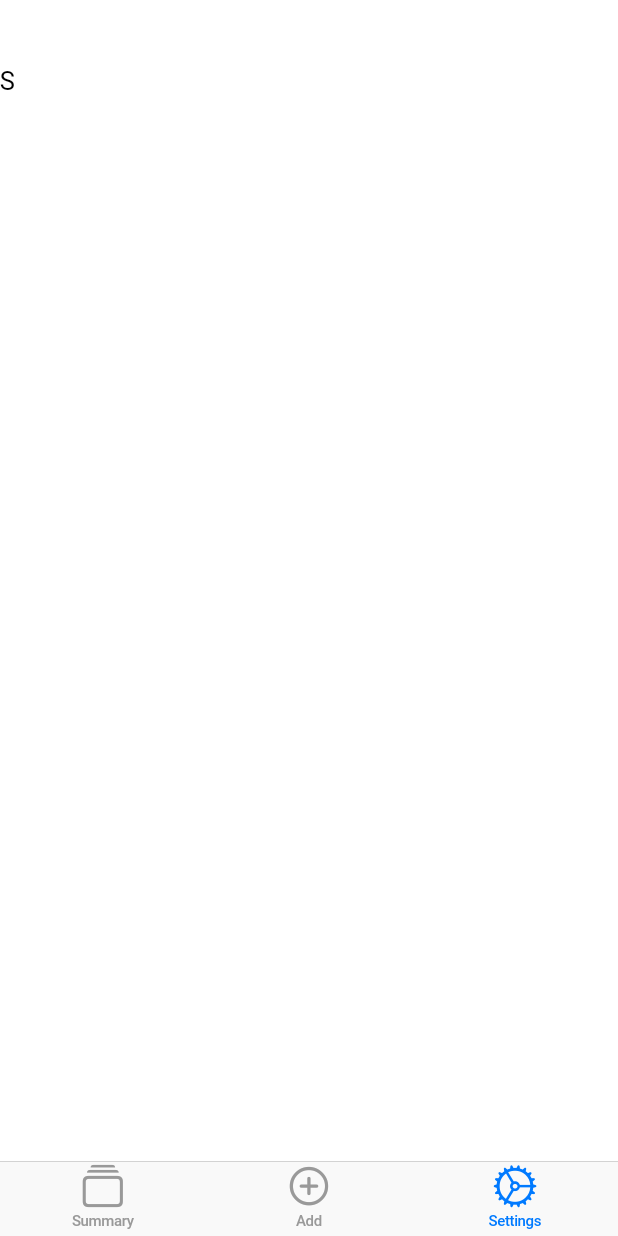
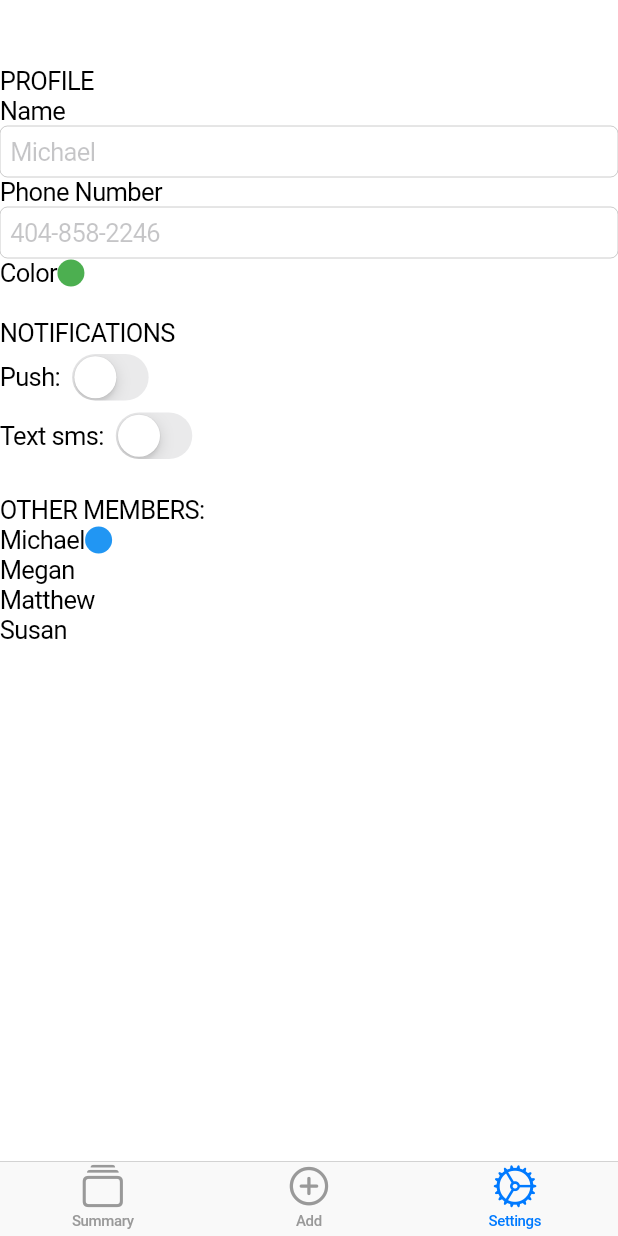
Before and after one commit to michaelpropp18/DaisyApp, a Flutter app: the screen it shows after launch, item 3 of the bottom bar chosen, on a phone screen of 412 x 824 dp. Run offline on Flutter 3.47's test engine with Material 2 defaults, Android fonts, the phone set to English and light mode, and no system bars.

Commit message:
Basic Settings Components

```diff
--- a/lib/screens/settings_screen.dart
+++ b/lib/screens/settings_screen.dart
@@ -1,7 +1,15 @@
 import 'package:flutter/cupertino.dart';
 import 'package:flutter/material.dart';
 
-class SettingsScreen extends StatelessWidget {
+class SettingsScreen extends StatefulWidget {
+  @override
+  _SettingsScreenState createState() => _SettingsScreenState();
+}
+
+class _SettingsScreenState extends State<SettingsScreen> {
+  bool pushNotifications = false;
+  bool textNotifications = false;
+
   @override
   Widget build(BuildContext context) {
     return CupertinoPageScaffold(
@@ -12,6 +20,80 @@ class SettingsScreen extends StatelessWidget {
             style: TextStyle(color: Colors.white),
           ),
         ),
-        child: Text('S'));
+        child: Column(
+          crossAxisAlignment: CrossAxisAlignment.start,
+          children: <Widget>[
+            Text('PROFILE'),
+            Text('Name'),
+            CupertinoTextField(
+              placeholder: "Michael",
+            ),
+            Text('Phone Number'),
+            CupertinoTextField(
+              placeholder: "404-858-2246",
+            ),
+            Row(
+              children: <Widget>[
+                Text('Color'),
+                Container(
+                  width: 18,
+                  height: 18,
+                  decoration: new BoxDecoration(
+                    color: Colors.green,
+                    borderRadius:
+                        new BorderRadius.all(new Radius.circular(50.0)),
+                  ),
+                ),
+              ],
+            ),
+            Text(''),
+            Text('NOTIFICATIONS'),
+            Row(
+              children: <Widget>[
+                Text('Push: '),
+                Container(
+                  child: CupertinoSwitch(
+                    onChanged: (bool value) {
+                      setState(() => pushNotifications = value);
+                    },
+                    value: pushNotifications,
+                  ),
+                )
+              ],
+            ),
+             Row(
+              children: <Widget>[
+                Text('Text sms: '),
+                Container(
+                  child: CupertinoSwitch(
+                    onChanged: (bool value) {
+                      setState(() => textNotifications = value);
+                    },
+                    value: textNotifications,
+                  ),
+                )
+              ],
+            ),
+            Text(''),
+            Text('OTHER MEMBERS:'),
+            Row(
+              children: <Widget>[
+                Text('Michael'),
+                Container(
+                  width: 18,
+                  height: 18,
+                  decoration: new BoxDecoration(
+                    color: Colors.blue,
+                    borderRadius:
+                        new BorderRadius.all(new Radius.circular(50.0)),
+                  ),
+                ),
+              ],
+            ),
+            Text('Megan'),
+            Text('Matthew'),
+            Text('Susan'),
+          ],
+        ));
   }
 }
```
